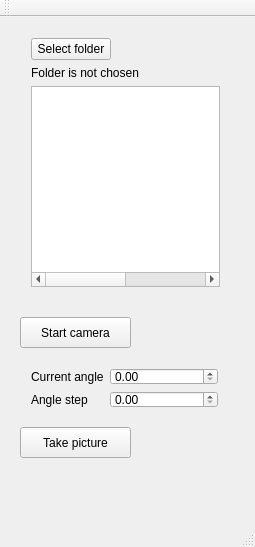
antego/radon, file mainwindow.ui: the form before one commit.
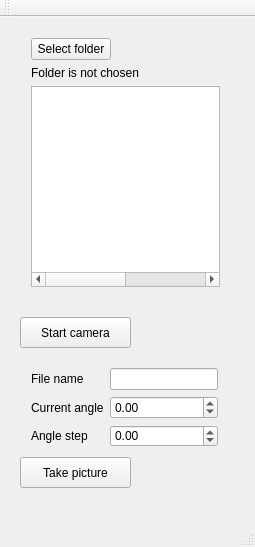
The form after the commit.

```diff
--- a/mainwindow.ui
+++ b/mainwindow.ui
@@ -31,7 +31,7 @@
     <property name="geometry">
      <rect>
       <x>20</x>
-      <y>410</y>
+      <y>440</y>
       <width>111</width>
       <height>31</height>
      </rect>
@@ -104,29 +104,50 @@
       <x>20</x>
       <y>340</y>
       <width>209</width>
-      <height>62</height>
+      <height>101</height>
      </rect>
     </property>
     <layout class="QFormLayout" name="formLayout">
-     <item row="0" column="0">
+     <item row="1" column="0">
       <widget class="QLabel" name="label">
        <property name="text">
         <string>Current angle</string>
        </property>
       </widget>
      </item>
-     <item row="1" column="0">
+     <item row="1" column="1">
+      <widget class="QDoubleSpinBox" name="currentAngleSpin">
+       <property name="minimum">
+        <double>-1000.000000000000000</double>
+       </property>
+       <property name="maximum">
+        <double>1000.000000000000000</double>
+       </property>
+      </widget>
+     </item>
+     <item row="2" column="0">
       <widget class="QLabel" name="label_2">
        <property name="text">
         <string>Angle step</string>
        </property>
       </widget>
      </item>
-     <item row="1" column="1">
-      <widget class="QDoubleSpinBox" name="doubleSpinBox"/>
+     <item row="2" column="1">
+      <widget class="QDoubleSpinBox" name="stepAngleSpin">
+       <property name="minimum">
+        <double>-100.000000000000000</double>
+       </property>
+      </widget>
+     </item>
+     <item row="0" column="0">
+      <widget class="QLabel" name="label_3">
+       <property name="text">
+        <string>File name</string>
+       </property>
+      </widget>
      </item>
      <item row="0" column="1">
-      <widget class="QDoubleSpinBox" name="doubleSpinBox_2"/>
+      <widget class="QLineEdit" name="fileNameEdit"/>
      </item>
     </layout>
    </widget>
```
